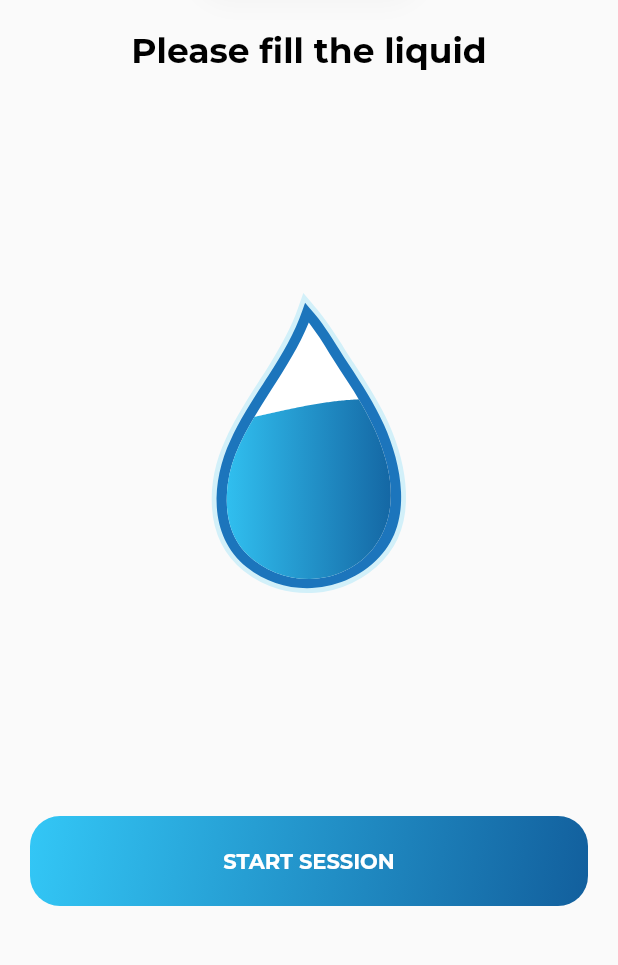
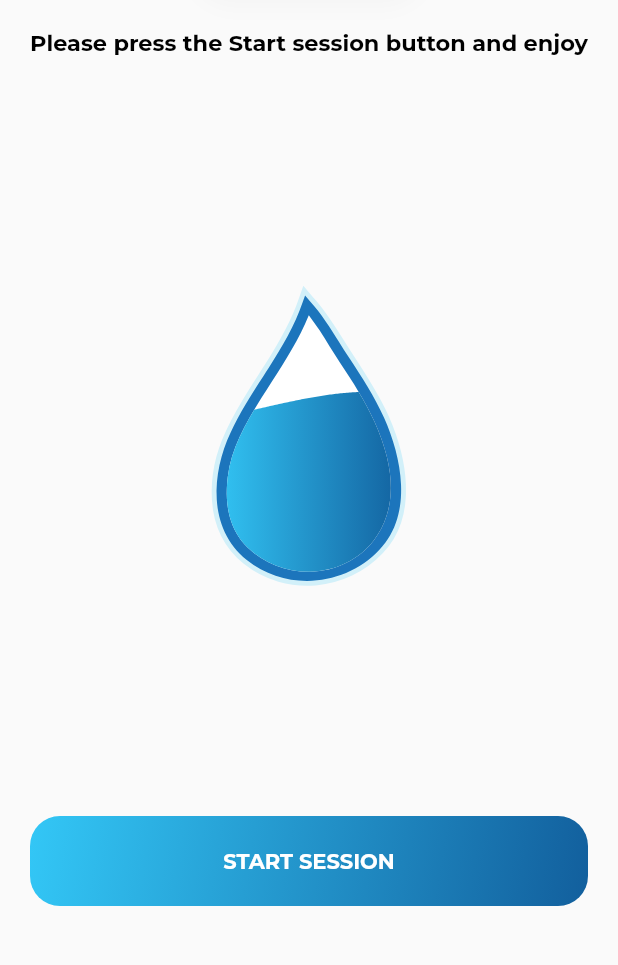
Before and after one commit to tharanganuwan/Shirobot-final-app, a Flutter app: the LiquidFlaskScreen screen opened directly, on a phone screen of 412 x 824 dp, the part 270-1235 px from its top. Run offline on Flutter 3.47's test engine with Material 2 defaults, Android fonts, the phone set to English and light mode, and no system bars; our stand-ins replace awesome_dialog, cloud_firestore, country_code_picker, email_validator, firebase_auth, firebase_core and 6 more; missing offline and left inert: dart:ffi, flutter_facebook_auth; accounts and stored records are empty.

Commit message:
update liquid pages

```diff
--- a/lib/screens/Auth/providers/user_provider.dart
+++ b/lib/screens/Auth/providers/user_provider.dart
@@ -1,5 +1,5 @@
 import 'package:firebase_auth/firebase_auth.dart';
-import 'package:flutter/cupertino.dart';
+import 'package:flutter/material.dart';
 import 'package:logger/logger.dart';
 import 'package:provider/provider.dart';
 import 'package:shiro_bot/screens/Auth/controller/db_controller.dart';
@@ -13,6 +13,7 @@ class userProvider extends ChangeNotifier {
   final DatabaseController _databaseController = DatabaseController();
   late UserModel _userModel;
   UserModel get userModel => _userModel;
+  String userName = "User";
 
   //initialize user function
   Future<void> initializerUser(BuildContext context) async {
@@ -23,10 +24,7 @@ class userProvider extends ChangeNotifier {
         Logger().w('User is currently signed out');
         UtilFunction.navigateTo(context, AuthPage());
       } else {
-        //  name = user.email;
-        print(user.uid);
-        print(user.email);
-
+        userName = user.displayName!;
         Logger().w('User is signed in');
         UtilFunction.navigateTo(context, HomePage());
         await fetchSingleUser(user.uid);
--- a/lib/screens/Home/controller/home_controller.dart
+++ b/lib/screens/Home/controller/home_controller.dart
@@ -4,8 +4,10 @@ import 'package:shiro_bot/config/app_route_config.dart';
 
 class HomeController extends ChangeNotifier {
   bool _isblutoothOn = true;
-  // bool get isblutoothOn => _isblutoothOn;
   bool get isblutoothOn => _isblutoothOn;
+
+  String _hotCool = "cold";
+  String get hotCool => _hotCool;
 
   Future<void> chechBlutoothOn(BuildContext context) async {
     AppRouteConfig.pushAndRemoveUntil(
@@ -22,6 +24,9 @@ class HomeController extends ChangeNotifier {
               }
               return SizedBox();
             }));
-    ;
+  }
+
+  void sethotCool(String value) {
+    _hotCool = value;
   }
 }
--- /dev/null
+++ b/lib/screens/Home/controller/liquid_flask_controller.dart
@@ -0,0 +1,6 @@
+import 'package:flutter/material.dart';
+
+class LiquidFlaskController extends ChangeNotifier {
+  bool _isLiquidFill = true;
+  bool get isLiquidFill => _isLiquidFill;
+}
--- a/lib/screens/Home/view/home_page.dart
+++ b/lib/screens/Home/view/home_page.dart
@@ -68,7 +68,8 @@ class _HomePageState extends State<HomePage> {
                   builder: (context, value, child) {
                     return AppText(
                       textAlign: TextAlign.center,
-                      text: value.userModel.firstName,
+                      text:
+                          "${Provider.of<userProvider>(context, listen: false).userName}", //value.userModel.firstName,
                       fontSize: 26,
                       fontWeight: FontWeight.w700,
                     );
@@ -128,6 +129,8 @@ class _HomePageState extends State<HomePage> {
                   leftValue: "Cold",
                   rightValue: "Hot",
                   onChanged: (value) {
+                    Provider.of<HomeController>(context, listen: false)
+                        .sethotCool(value);
                     _controller.temperatureType = value;
                   },
                 ),
--- a/lib/screens/Home/view/subpages/liquid_flask_page.dart
+++ b/lib/screens/Home/view/subpages/liquid_flask_page.dart
@@ -1,5 +1,13 @@
+import 'dart:async';
+
 import 'package:flutter/material.dart';
+import 'package:flutter_svg/svg.dart';
+import 'package:provider/provider.dart';
 import 'package:shiro_bot/config/app_route_config.dart';
+import 'package:shiro_bot/constants/app_colors.dart';
+import 'package:shiro_bot/constants/app_images.dart';
+import 'package:shiro_bot/screens/Home/controller/home_controller.dart';
+import 'package:shiro_bot/screens/Home/controller/liquid_flask_controller.dart';
 import 'package:shiro_bot/widgets/app_dialogs.dart';
 import 'package:shiro_bot/widgets/liquid_drop.dart';
 import 'package:shiro_bot/screens/Home/view/subpages/session_page.dart';
@@ -8,12 +16,104 @@ import 'package:shiro_bot/widgets/arrow_back_button.dart';
 import 'package:shiro_bot/widgets/app_logo.dart';
 import 'package:shiro_bot/widgets/gradient_blue_button.dart';
 
-class LiquidFlaskScreen extends StatelessWidget {
+class LiquidFlaskScreen extends StatefulWidget {
   const LiquidFlaskScreen({Key? key}) : super(key: key);
 
   @override
+  State<LiquidFlaskScreen> createState() => _LiquidFlaskScreenState();
+}
+
+class _LiquidFlaskScreenState extends State<LiquidFlaskScreen> {
+  void setTime(BuildContext context) {
+    timer = Timer.periodic(Duration(seconds: 1), (_) {
+      setState(() {
+        if (second > 0) {
+          second--;
+        } else {
+          return;
+        }
+        Navigator.pop(context);
+        showInfo(context, 1);
+      });
+    });
+  }
+
+  Timer? timer;
+  int second = 30;
+  void showInfo(BuildContext context, int n) {
+    showDialog(
+      context: context,
+      barrierDismissible: false,
+      builder: (context) => StatefulBuilder(
+        builder: (context, setState) => Dialog(
+          backgroundColor: Colors.white,
+          shape: RoundedRectangleBorder(
+            borderRadius: BorderRadius.circular(20),
+          ),
+          child: Padding(
+            padding: const EdgeInsets.all(5.0),
+            child: Column(
+              children: [
+                Align(
+                  alignment: Alignment.centerRight,
+                  child: IconButton(
+                    padding: EdgeInsets.zero,
+                    splashRadius: 20,
+                    onPressed: () => {}, //AppRouteConfig.back(context),
+                    icon: const Icon(
+                      Icons.close,
+                      color: Colors.black38,
+                    ),
+                  ),
+                ),
+                Container(
+                  height: 100,
+                  width: 100,
+                  padding: const EdgeInsets.all(25.0),
+                  decoration: BoxDecoration(
+                    gradient: LinearGradient(
+                      colors: AppColors.greenGradient,
+                    ),
+                    shape: BoxShape.circle,
+                  ),
+                  //child: SvgPicture.asset(AppImages.info),
+                  child: Center(
+                    child: Text(
+                      "$second",
+                      style: TextStyle(fontSize: 30, color: Colors.white),
+                    ),
+                  ),
+                ),
+                const SizedBox(height: 20),
+
+                ///
+                Padding(
+                  padding: EdgeInsets.all(20.0),
+                  child: FittedBox(
+                    child: AppText(
+                      text: (n == 1)
+                          ? "Your session will start in 30 Secs"
+                          : "Your session will start in 10 mins",
+                      textAlign: TextAlign.center,
+                      fontWeight: FontWeight.w600,
+                    ),
+                  ),
+                ),
+
+                const SizedBox(height: 20),
+              ],
+              mainAxisSize: MainAxisSize.min,
+            ),
+          ),
+        ),
+      ),
+    );
+  }
+
+  @override
   Widget build(BuildContext context) {
-    bool isFilled = true;
+    bool isFilled =
+        Provider.of<LiquidFlaskController>(context, listen: false).isLiquidFill;
     return Scaffold(
       body: SizedBox(
         height: double.infinity,
@@ -47,9 +147,11 @@ class LiquidFlaskScreen extends StatelessWidget {
                   ],
                 ),
                 const SizedBox(height: 20),
-                const FittedBox(
+                FittedBox(
                   child: AppText(
-                    text: "Please fill the liquid",
+                    text: (isFilled)
+                        ? "Please press the Start session button and enjoy"
+                        : "Please fill the liquid",
                     fontSize: 23,
                     fontWeight: FontWeight.w700,
                   ),
@@ -78,21 +180,23 @@ class LiquidFlaskScreen extends StatelessWidget {
                 ///
                 ///
                 ///
-                BlueGradientButton(
+                (isFilled)
+                    ? BlueGradientButton(
                         text: "START SESSION",
                         onTap: () {
-                    ///
-                    ///
-                    ///  For testing now i have added furure.delayed function to navigate after 3 seconds.
-                    ///  You can impliment as your requirement.
-                    ///
-                    ///
-                    ///
-                    AppDialogs.showInfo(context);
+                          setTime(context);
+                          if (Provider.of<HomeController>(context,
+                                      listen: false)
+                                  .hotCool ==
+                              "cold") {
+                            showInfo(context, 1);
+                          } else {
+                            showInfo(context, 2);
+                          }
+
                           Future.delayed(
-                      const Duration(seconds: 1),
+                            const Duration(seconds: 31),
                             () {
-                        AppRouteConfig.back(context); // close the dialog
                               AppRouteConfig.push(
                                 context,
                                 const SessionPage(),
@@ -100,6 +204,11 @@ class LiquidFlaskScreen extends StatelessWidget {
                             },
                           );
                         },
+                      )
+                    : BlueGradientButton(
+                        isFill: false,
+                        text: "DISABLED SESSION",
+                        onTap: () {},
                       ),
                 const SizedBox(height: 20),
               ],
--- a/lib/widgets/gradient_blue_button.dart
+++ b/lib/widgets/gradient_blue_button.dart
@@ -5,8 +5,13 @@ import 'package:flutter/material.dart';
 class BlueGradientButton extends StatefulWidget {
   final String text;
   final VoidCallback? onTap;
-  const BlueGradientButton({Key? key, required this.text, this.onTap})
-      : super(key: key);
+  bool isFill;
+  BlueGradientButton({
+    Key? key,
+    required this.text,
+    this.onTap,
+    this.isFill = true,
+  }) : super(key: key);
 
   @override
   State<BlueGradientButton> createState() => _BlueGradientButtonState();
@@ -18,11 +23,13 @@ class _BlueGradientButtonState extends State<BlueGradientButton> {
   Widget build(BuildContext context) {
     return Container(
       decoration: BoxDecoration(
-        gradient: const LinearGradient(
+        gradient: LinearGradient(
           begin: Alignment.topLeft,
           end: Alignment.bottomRight,
           stops: [0.0, 1.0],
-          colors: AppColors.blueGradient,
+          colors: (!widget.isFill)
+              ? AppColors.orangeGradient
+              : AppColors.blueGradient,
         ),
         borderRadius: BorderRadius.circular(20),
       ),
```
Also changed, not shown: lib/main.dart (+9 -2 lines), lib/widgets/app_dialogs.dart (+72 -57 lines). Lines whose indentation alone changed are shown as unchanged.
